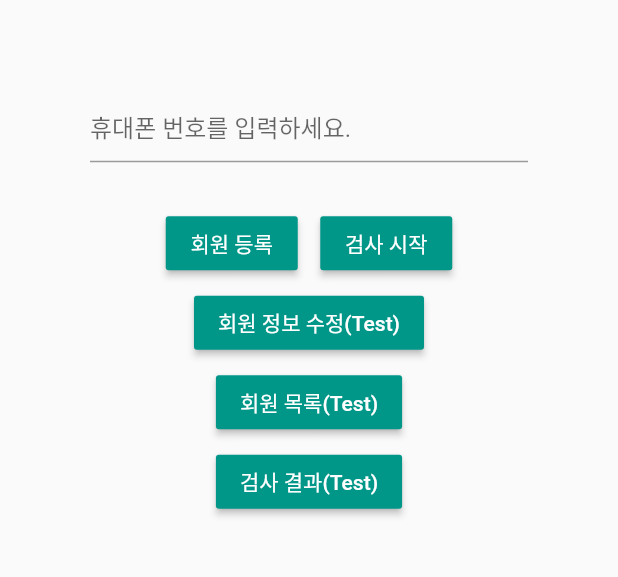
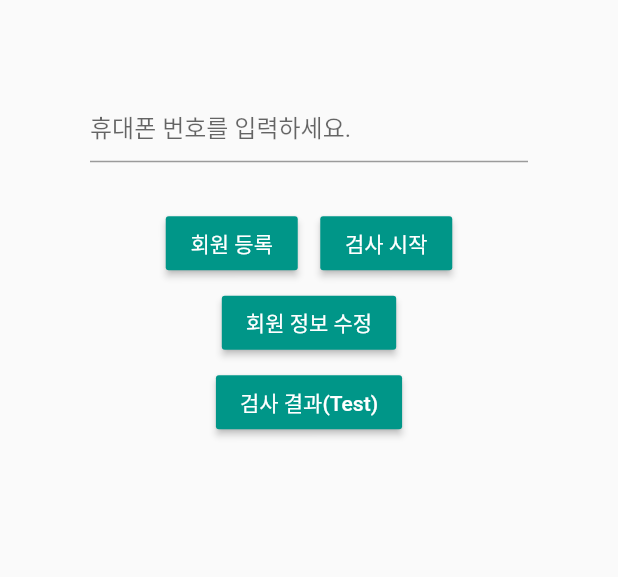
Before and after one commit to devkim0219/lebengrida, a Flutter app: the screen it shows after launch, on a phone screen of 412 x 824 dp, the part 420-997 px from its top. Run offline on Flutter 3.47's test engine with Material 2 defaults, Android fonts, the phone set to English and light mode, and no system bars; our stand-ins replace audioplayers, circular_countdown_timer, fluttertoast, group_radio_button; missing offline and left inert: cached_video_player, cachedflickvideoplayer; accounts and stored records are empty.

```diff
--- a/lebengrida/lib/screens/login.dart
+++ b/lebengrida/lib/screens/login.dart
@@ -178,7 +178,7 @@ class _LoginPageState extends State<LoginPage> {
                       padding: EdgeInsets.only(top: 5),
                       child:RaisedButton(
                         color: Colors.teal,
-                        child: Text('회원 정보 수정(Test)', style: TextStyle(color: Colors.white)),
+                        child: Text('회원 정보 수정', style: TextStyle(color: Colors.white)),
                         onPressed: () {
                           if (_mobileController.text.isEmpty) {
                             Fluttertoast.showToast(
@@ -197,16 +197,16 @@ class _LoginPageState extends State<LoginPage> {
                         },
                       ),
                     ),
-                    Padding(
-                      padding: EdgeInsets.only(top: 5),
-                      child:RaisedButton(
-                        color: Colors.teal,
-                        child: Text('회원 목록(Test)', style: TextStyle(color: Colors.white)),
-                        onPressed: () {
-                          Navigator.pushNamed(context, '/userList');
-                        },
-                      ),
-                    ),
+                    // Padding(
+                    //   padding: EdgeInsets.only(top: 5),
+                    //   child:RaisedButton(
+                    //     color: Colors.teal,
+                    //     child: Text('회원 목록(Test)', style: TextStyle(color: Colors.white)),
+                    //     onPressed: () {
+                    //       Navigator.pushNamed(context, '/userList');
+                    //     },
+                    //   ),
+                    // ),
                     Padding(
                       padding: EdgeInsets.only(top: 5),
                       child:RaisedButton(
--- a/lebengrida/pubspec.yaml
+++ b/lebengrida/pubspec.yaml
@@ -26,10 +26,11 @@ dependencies:
   audioplayer: ^0.8.1
   audioplayer_web: ^0.7.1
   audioplayers: ^0.13.2
+  cachedflickvideoplayer: ^0.0.1
+  cached_video_player: ^1.0.3
   carousel_slider: ^2.3.1
   circular_countdown_timer: ^0.0.7
   cupertino_icons: ^1.0.0
-  flick_video_player: ^0.1.1
   flutter_form_builder: ^3.14.0
   flutter_launcher_icons: ^0.8.1
   fluttertoast: ^7.1.1
@@ -39,7 +40,6 @@ dependencies:
   path_provider: ^1.6.21
   provider: ^4.3.2+2
   shared_preferences: ^0.5.3+2
-  video_player: ^0.10.8+1
 
 dev_dependencies:
   flutter_test:
@@ -61,7 +61,6 @@ flutter:
 
   # To add assets to your application, add an assets section, like this:
   assets:
-    - assets/
     - assets/data/
     - assets/images/
     - assets/sounds/
```
Also changed, not shown: lebengrida/lib/screens/animation.dart (+47 -44 lines), lebengrida/lib/screens/result.dart (+0 -11 lines), lebengrida/pubspec.lock.
